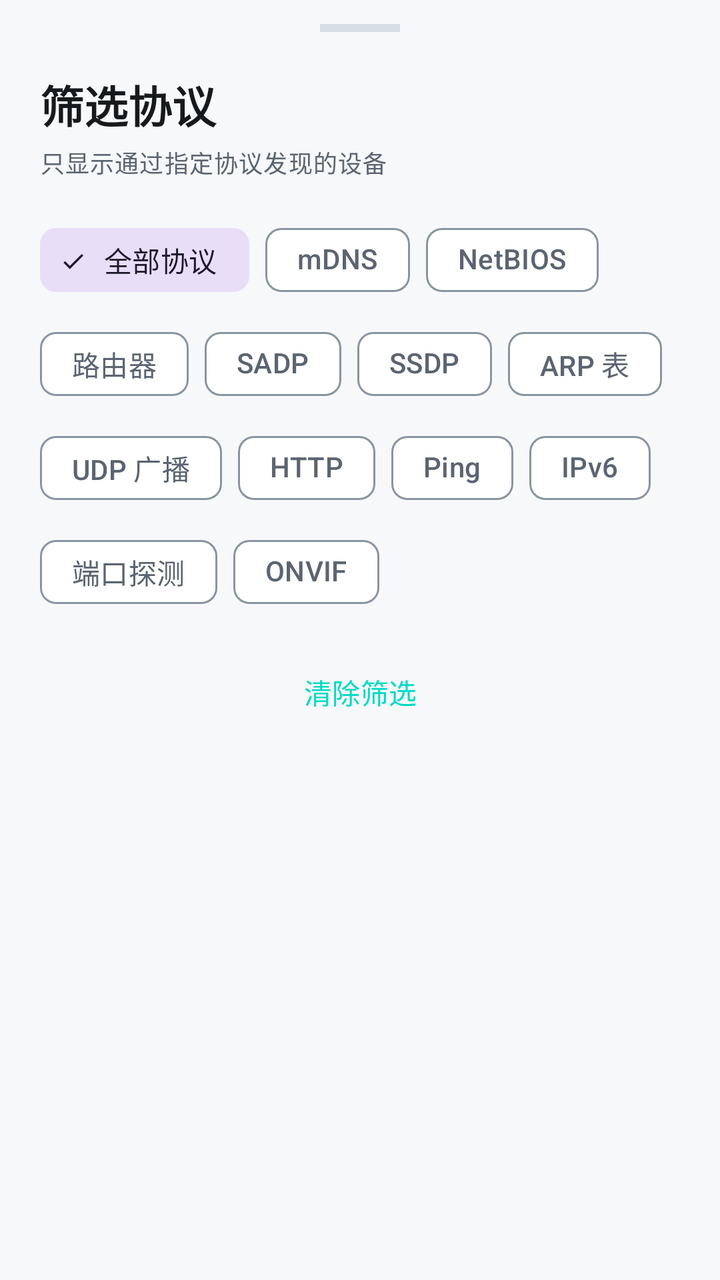
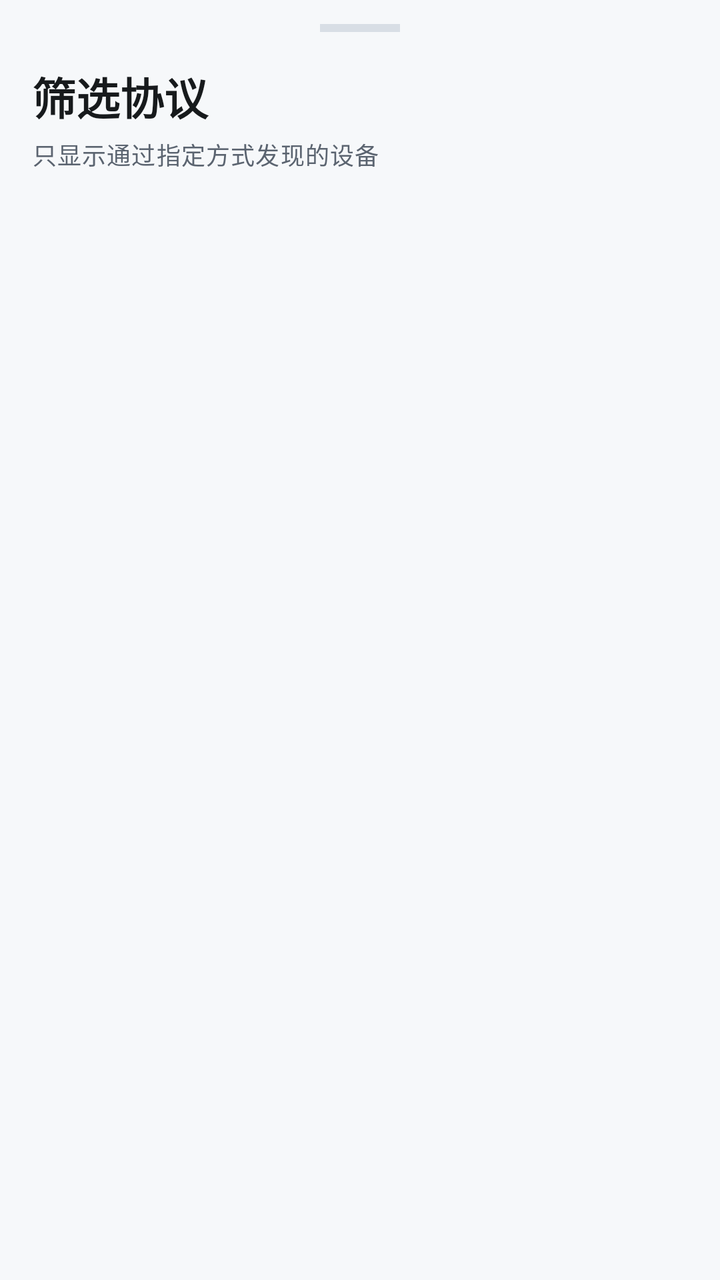

Two renders of the same Android screen: before a commit and after it. Below are the layout's source before the change and the commit's diff.
<!-- AndroidManifest.xml: application theme Theme.NetworkTool -->
<!-- res/layout/dialog_scan_filter.xml -->
<?xml version="1.0" encoding="utf-8"?>
<LinearLayout xmlns:android="http://schemas.android.com/apk/res/android"
    xmlns:app="http://schemas.android.com/apk/res-auto"
    android:layout_width="match_parent"
    android:layout_height="wrap_content"
    android:orientation="vertical"
    android:paddingStart="@dimen/space_5"
    android:paddingTop="@dimen/space_3"
    android:paddingEnd="@dimen/space_5"
    android:paddingBottom="@dimen/space_5">

    <View
        android:layout_width="40dp"
        android:layout_height="4dp"
        android:layout_gravity="center_horizontal"
        android:background="?attr/colorOutlineVariant" />

    <TextView
        android:layout_width="match_parent"
        android:layout_height="wrap_content"
        android:layout_marginTop="@dimen/space_5"
        android:text="筛选协议"
        android:textAppearance="@style/TextAppearance.NetworkTool.Headline" />

    <TextView
        android:layout_width="match_parent"
        android:layout_height="wrap_content"
        android:layout_marginTop="@dimen/space_1"
        android:text="只显示通过指定协议发现的设备"
        android:textAppearance="@style/TextAppearance.NetworkTool.BodySmall" />

    <com.google.android.material.chip.ChipGroup
        android:id="@+id/protocolChipGroup"
        android:layout_width="match_parent"
        android:layout_height="wrap_content"
        android:layout_marginTop="@dimen/space_4"
        app:checkedChip="@id/protoAll"
        app:chipSpacingHorizontal="@dimen/space_2"
        app:chipSpacingVertical="@dimen/space_1"
        app:selectionRequired="true"
        app:singleSelection="true">

        <com.google.android.material.chip.Chip
            android:id="@+id/protoAll"
            style="@style/Widget.Material3.Chip.Filter"
            android:layout_width="wrap_content"
            android:layout_height="wrap_content"
            android:checked="true"
            android:text="全部协议" />

        <com.google.android.material.chip.Chip
            android:id="@+id/protoMdns"
            style="@style/Widget.Material3.Chip.Filter"
            android:layout_width="wrap_content"
            android:layout_height="wrap_content"
            android:text="mDNS" />

        <com.google.android.material.chip.Chip
            android:id="@+id/protoNetbios"
            style="@style/Widget.Material3.Chip.Filter"
            android:layout_width="wrap_content"
            android:layout_height="wrap_content"
            android:text="NetBIOS" />

        <com.google.android.material.chip.Chip
            android:id="@+id/protoRouter"
            style="@style/Widget.Material3.Chip.Filter"
            android:layout_width="wrap_content"
            android:layout_height="wrap_content"
            android:text="路由器" />

        <com.google.android.material.chip.Chip
            android:id="@+id/protoSadp"
            style="@style/Widget.Material3.Chip.Filter"
            android:layout_width="wrap_content"
            android:layout_height="wrap_content"
            android:text="SADP" />

        <com.google.android.material.chip.Chip
            android:id="@+id/protoSsdp"
            style="@style/Widget.Material3.Chip.Filter"
            android:layout_width="wrap_content"
            android:layout_height="wrap_content"
            android:text="SSDP" />

        <com.google.android.material.chip.Chip
            android:id="@+id/protoArp"
            style="@style/Widget.Material3.Chip.Filter"
            android:layout_width="wrap_content"
            android:layout_height="wrap_content"
            android:text="ARP 表" />

        <com.google.android.material.chip.Chip
            android:id="@+id/protoUdp"
            style="@style/Widget.Material3.Chip.Filter"
            android:layout_width="wrap_content"
            android:layout_height="wrap_content"
            android:text="UDP 广播" />

        <com.google.android.material.chip.Chip
            android:id="@+id/protoHttp"
            style="@style/Widget.Material3.Chip.Filter"
            android:layout_width="wrap_content"
            android:layout_height="wrap_content"
            android:text="HTTP" />

        <com.google.android.material.chip.Chip
            android:id="@+id/protoPing"
            style="@style/Widget.Material3.Chip.Filter"
            android:layout_width="wrap_content"
            android:layout_height="wrap_content"
            android:text="Ping" />

        <com.google.android.material.chip.Chip
            android:id="@+id/protoIpv6"
            style="@style/Widget.Material3.Chip.Filter"
            android:layout_width="wrap_content"
            android:layout_height="wrap_content"
            android:text="IPv6" />

        <com.google.android.material.chip.Chip
            android:id="@+id/protoService"
            style="@style/Widget.Material3.Chip.Filter"
            android:layout_width="wrap_content"
            android:layout_height="wrap_content"
            android:text="端口探测" />

        <com.google.android.material.chip.Chip
            android:id="@+id/protoOnvif"
            style="@style/Widget.Material3.Chip.Filter"
            android:layout_width="wrap_content"
            android:layout_height="wrap_content"
            android:text="ONVIF" />

    </com.google.android.material.chip.ChipGroup>

    <com.google.android.material.button.MaterialButton
        android:id="@+id/clearFilterButton"
        style="@style/Widget.NetworkTool.Button.TextButton"
        android:layout_width="match_parent"
        android:layout_height="wrap_content"
        android:layout_marginTop="@dimen/space_3"
        android:text="清除筛选" />

</LinearLayout>
<!-- resources referenced by this layout -->
<resources>
  <dimen name="space_1">4dp</dimen>
  <dimen name="space_2">8dp</dimen>
  <dimen name="space_3">12dp</dimen>
  <dimen name="space_4">16dp</dimen>
  <dimen name="space_5">20dp</dimen>
  <style name="TextAppearance.NetworkTool.BodySmall" parent="TextAppearance.Material3.BodySmall">
          <item name="android:textSize">12sp</item>
          <item name="android:textColor">?attr/colorOnSurfaceVariant</item>
      </style>
  <style name="TextAppearance.NetworkTool.Headline" parent="TextAppearance.Material3.HeadlineSmall">
          <item name="android:textSize">22sp</item>
          <item name="android:textStyle">bold</item>
          <item name="android:textColor">?attr/colorOnSurface</item>
      </style>
  <style name="Widget.NetworkTool.Button.TextButton" parent="Widget.Material3.Button.TextButton">
          <item name="android:elevation">0dp</item>
          <item name="android:stateListAnimator">@null</item>
      </style>
  <color name="colorPrimary">#00DAC5</color>
  <color name="colorPrimaryDark">#00B5A1</color>
  <color name="colorAccent">#00DAC5</color>
  <color name="colorOnPrimary">#00201C</color>
  <color name="colorPrimaryContainer">#B8FFF7</color>
  <color name="colorOnPrimaryContainer">#00201C</color>
  <color name="colorBackground">#F6F8FA</color>
  <color name="colorSurface">#FFFFFF</color>
  <color name="colorOnSurface">#171A1C</color>
  <color name="colorOnBackground">#171A1C</color>
  <color name="colorSurfaceContainer">#EEF2F5</color>
  <color name="textSecondary">#5B6470</color>
  <color name="colorOutline">#8A94A0</color>
  <color name="colorOutlineVariant">#D8DEE5</color>
  <color name="textPrimary">#171A1C</color>
  <style name="Widget.NetworkTool.Toolbar" parent="Widget.Material3.Toolbar">
          <item name="android:background">@android:color/transparent</item>
          <item name="android:elevation">0dp</item>
          <item name="titleTextColor">?attr/colorOnSurface</item>
          <item name="titleTextAppearance">@style/TextAppearance.NetworkTool.ToolbarTitle</item>
          <item name="subtitleTextColor">?attr/colorOnSurfaceVariant</item>
          <item name="navigationIconTint">?attr/colorOnSurface</item>
      </style>
  <style name="Widget.NetworkTool.Button" parent="Widget.Material3.Button">
          <item name="android:elevation">0dp</item>
          <item name="android:stateListAnimator">@null</item>
      </style>
  <style name="TextAppearance.NetworkTool.ToolbarTitle" parent="TextAppearance.Material3.TitleLarge">
          <item name="android:textSize">20sp</item>
          <item name="android:textStyle">bold</item>
          <item name="android:textColor">?attr/colorOnSurface</item>
      </style>
  <!-- unchanged entries left out for length: 1 -->
</resources>

<!-- the commit's change to res/layout/dialog_scan_filter.xml (unified diff, before → after) -->
@@ -1,13 +1,10 @@
 <?xml version="1.0" encoding="utf-8"?>
 <LinearLayout xmlns:android="http://schemas.android.com/apk/res/android"
-    xmlns:app="http://schemas.android.com/apk/res-auto"
     android:layout_width="match_parent"
     android:layout_height="wrap_content"
     android:orientation="vertical"
-    android:paddingStart="@dimen/space_5"
     android:paddingTop="@dimen/space_3"
-    android:paddingEnd="@dimen/space_5"
-    android:paddingBottom="@dimen/space_5">
+    android:paddingBottom="@dimen/space_4">
 
     <View
         android:layout_width="40dp"
@@ -16,130 +13,41 @@
         android:background="?attr/colorOutlineVariant" />
 
     <TextView
+        android:id="@+id/filterSheetTitle"
         android:layout_width="match_parent"
         android:layout_height="wrap_content"
-        android:layout_marginTop="@dimen/space_5"
+        android:layout_marginStart="@dimen/space_4"
+        android:layout_marginTop="@dimen/space_4"
+        android:layout_marginEnd="@dimen/space_4"
         android:text="筛选协议"
         android:textAppearance="@style/TextAppearance.NetworkTool.Headline" />
 
     <TextView
+        android:id="@+id/filterSheetSubtitle"
         android:layout_width="match_parent"
         android:layout_height="wrap_content"
+        android:layout_marginStart="@dimen/space_4"
         android:layout_marginTop="@dimen/space_1"
-        android:text="只显示通过指定协议发现的设备"
+        android:layout_marginEnd="@dimen/space_4"
+        android:text="只显示通过指定方式发现的设备"
         android:textAppearance="@style/TextAppearance.NetworkTool.BodySmall" />
 
-    <com.google.android.material.chip.ChipGroup
-        android:id="@+id/protocolChipGroup"
+    <androidx.core.widget.NestedScrollView
         android:layout_width="match_parent"
         android:layout_height="wrap_content"
-        android:layout_marginTop="@dimen/space_4"
-        app:checkedChip="@id/protoAll"
-        app:chipSpacingHorizontal="@dimen/space_2"
-        app:chipSpacingVertical="@dimen/space_1"
-        app:selectionRequired="true"
-        app:singleSelection="true">
+        android:layout_marginTop="@dimen/space_2"
+        android:overScrollMode="ifContentScrolls"
+        android:scrollbars="none">
 
-        <com.google.android.material.chip.Chip
-            android:id="@+id/protoAll"
-            style="@style/Widget.Material3.Chip.Filter"
-            android:layout_width="wrap_content"
-            android:layout_height="wrap_content"
-            android:checked="true"
-            android:text="全部协议" />
+            <androidx.recyclerview.widget.RecyclerView
+                android:id="@+id/filterOptionList"
+                android:layout_width="match_parent"
+                android:layout_height="wrap_content"
+                android:nestedScrollingEnabled="false"
+                android:overScrollMode="never"
+                android:paddingStart="@dimen/space_3"
+                android:paddingEnd="@dimen/space_3" />
 
-        <com.google.android.material.chip.Chip
-            android:id="@+id/protoMdns"
-            style="@style/Widget.Material3.Chip.Filter"
-            android:layout_width="wrap_content"
-            android:layout_height="wrap_content"
-            android:text="mDNS" />
-
-        <com.google.android.material.chip.Chip
-            android:id="@+id/protoNetbios"
-            style="@style/Widget.Material3.Chip.Filter"
-            android:layout_width="wrap_content"
-            android:layout_height="wrap_content"
-            android:text="NetBIOS" />
-
-        <com.google.android.material.chip.Chip
-            android:id="@+id/protoRouter"
-            style="@style/Widget.Material3.Chip.Filter"
-            android:layout_width="wrap_content"
-            android:layout_height="wrap_content"
-            android:text="路由器" />
-
-        <com.google.android.material.chip.Chip
-            android:id="@+id/protoSadp"
-            style="@style/Widget.Material3.Chip.Filter"
-            android:layout_width="wrap_content"
-            android:layout_height="wrap_content"
-            android:text="SADP" />
-
-        <com.google.android.material.chip.Chip
-            android:id="@+id/protoSsdp"
-            style="@style/Widget.Material3.Chip.Filter"
-            android:layout_width="wrap_content"
-            android:layout_height="wrap_content"
-            android:text="SSDP" />
-
-        <com.google.android.material.chip.Chip
-            android:id="@+id/protoArp"
-            style="@style/Widget.Material3.Chip.Filter"
-            android:layout_width="wrap_content"
-            android:layout_height="wrap_content"
-            android:text="ARP 表" />
-
-        <com.google.android.material.chip.Chip
-            android:id="@+id/protoUdp"
-            style="@style/Widget.Material3.Chip.Filter"
-            android:layout_width="wrap_content"
-            android:layout_height="wrap_content"
-            android:text="UDP 广播" />
-
-        <com.google.android.material.chip.Chip
-            android:id="@+id/protoHttp"
-            style="@style/Widget.Material3.Chip.Filter"
-            android:layout_width="wrap_content"
-            android:layout_height="wrap_content"
-            android:text="HTTP" />
-
-        <com.google.android.material.chip.Chip
-            android:id="@+id/protoPing"
-            style="@style/Widget.Material3.Chip.Filter"
-            android:layout_width="wrap_content"
-            android:layout_height="wrap_content"
-            android:text="Ping" />
-
-        <com.google.android.material.chip.Chip
-            android:id="@+id/protoIpv6"
-            style="@style/Widget.Material3.Chip.Filter"
-            android:layout_width="wrap_content"
-            android:layout_height="wrap_content"
-            android:text="IPv6" />
-
-        <com.google.android.material.chip.Chip
-            android:id="@+id/protoService"
-            style="@style/Widget.Material3.Chip.Filter"
-            android:layout_width="wrap_content"
-            android:layout_height="wrap_content"
-            android:text="端口探测" />
-
-        <com.google.android.material.chip.Chip
-            android:id="@+id/protoOnvif"
-            style="@style/Widget.Material3.Chip.Filter"
-            android:layout_width="wrap_content"
-            android:layout_height="wrap_content"
-            android:text="ONVIF" />
-
-    </com.google.android.material.chip.ChipGroup>
-
-    <com.google.android.material.button.MaterialButton
-        android:id="@+id/clearFilterButton"
-        style="@style/Widget.NetworkTool.Button.TextButton"
-        android:layout_width="match_parent"
-        android:layout_height="wrap_content"
-        android:layout_marginTop="@dimen/space_3"
-        android:text="清除筛选" />
+    </androidx.core.widget.NestedScrollView>
 
 </LinearLayout>
<!-- resource entries referenced after the edit -->
@@ -4,7 +4,6 @@
   <dimen name="space_2">8dp</dimen>
   <dimen name="space_3">12dp</dimen>
   <dimen name="space_4">16dp</dimen>
-  <dimen name="space_5">20dp</dimen>
   <style name="TextAppearance.NetworkTool.BodySmall" parent="TextAppearance.Material3.BodySmall">
           <item name="android:textSize">12sp</item>
           <item name="android:textColor">?attr/colorOnSurfaceVariant</item>
@@ -13,10 +12,6 @@
           <item name="android:textSize">22sp</item>
           <item name="android:textStyle">bold</item>
           <item name="android:textColor">?attr/colorOnSurface</item>
-      </style>
-  <style name="Widget.NetworkTool.Button.TextButton" parent="Widget.Material3.Button.TextButton">
-          <item name="android:elevation">0dp</item>
-          <item name="android:stateListAnimator">@null</item>
       </style>
   <color name="colorPrimary">#00DAC5</color>
   <color name="colorPrimaryDark">#00B5A1</color>
